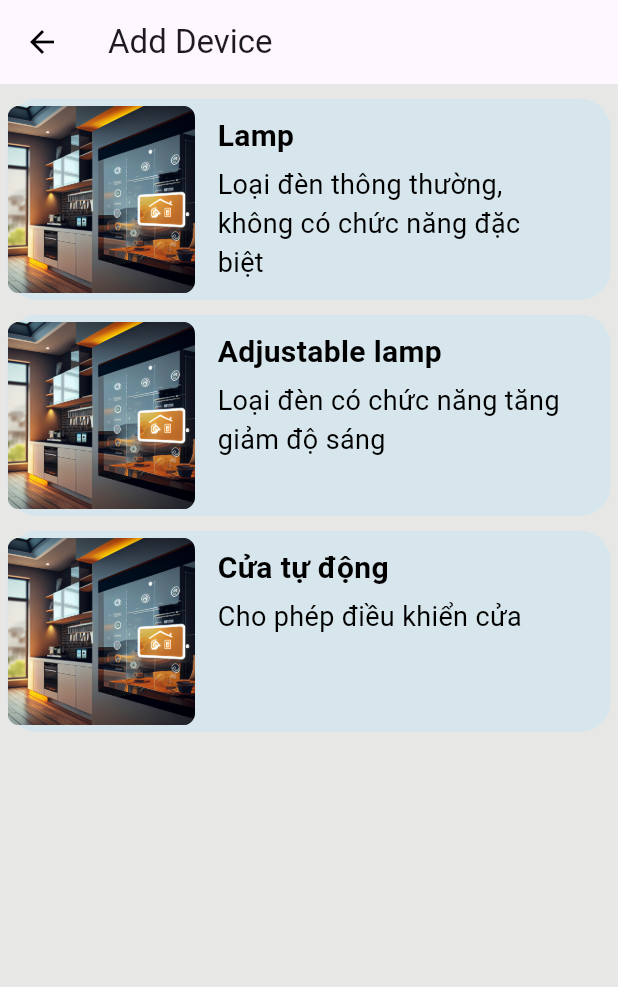
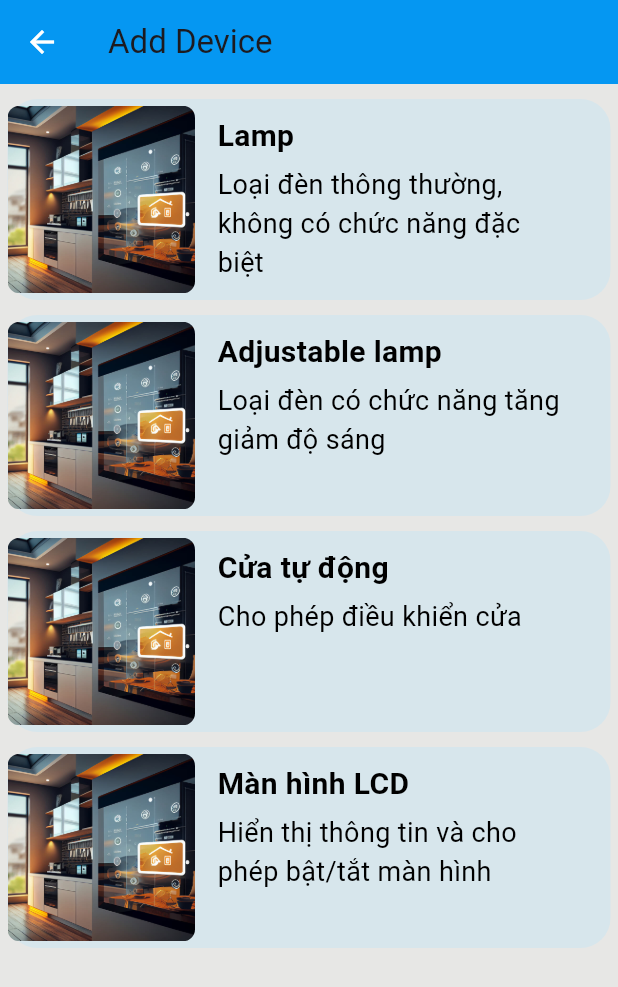
Before and after one commit to vongola-le/DoAn_Nhung, a Flutter app: the screen it shows after launch, item 2 of the bottom bar chosen, after a tap on "Add device", on a phone screen of 412 x 824 dp. Shown: the top 987 px of the screen. Run offline on Flutter 3.47's test engine with Material 3 defaults, Android fonts, the light colour scheme and no system bars; our stand-ins replace carousel_slider, chewie, cloud_firestore, firebase_core, firebase_database, video_player; accounts and stored records are empty.

Commit message:
Điều chỉnh nhẹ phần giao diện

```diff
--- a/DoAn/app_smart_house/lib/items/AllDeviceScreen.dart
+++ b/DoAn/app_smart_house/lib/items/AllDeviceScreen.dart
@@ -48,7 +48,7 @@ class _AllDevicesState extends State<AllDevices> {
     return Scaffold(
         appBar: AppBar(
           title:Text("Trang Thiết Bị"),
-          shadowColor: const Color.fromRGBO(5, 151, 242, 0),
+          backgroundColor: const Color(0xFF0597F2),
         ),
         bottomNavigationBar:const BottomMenu(index: 1),
         body: ListView(
--- a/DoAn/app_smart_house/lib/items/add_device.dart
+++ b/DoAn/app_smart_house/lib/items/add_device.dart
@@ -48,6 +48,18 @@ class _add_deviceState extends State<add_device> {
         'Cho phép điều khiển cửa',
         2
     ),
+    Station(
+        Image.asset(
+          "assets/img/h1.jpg",
+          width: 125,
+          height: 125,
+          fit: BoxFit.cover,
+
+        ),
+        'Màn hình LCD',
+        'Hiển thị thông tin và cho phép bật/tắt màn hình',
+        3
+    ),
 
   ];
 
@@ -57,9 +69,9 @@ class _add_deviceState extends State<add_device> {
     return Scaffold(
       appBar: AppBar(
         title:const Text("Add Device"),
-        shadowColor: const Color.fromRGBO(5, 151, 242,0),
+        backgroundColor: const Color(0xFF0597F2),
         leading: IconButton(
-          icon: Icon(Icons.arrow_back,color: Colors.black,),
+          icon: Icon(Icons.arrow_back,color: Colors.white,),
           onPressed: () {
             Navigator.pop(context);
           },),
--- a/DoAn/app_smart_house/lib/items/home_screen.dart
+++ b/DoAn/app_smart_house/lib/items/home_screen.dart
@@ -75,7 +75,7 @@ class _HomeScreenState extends State<HomeScreen> {
     });
     return Scaffold(
         appBar: AppBar(
-          shadowColor: const Color.fromRGBO(5, 151, 242, 0),
+          backgroundColor: const Color(0xFF0597F2),
           title: const Text(
             "Trang Chủ",
             style: TextStyle(color: Colors.white),
```
Also changed, not shown: DoAn/app_smart_house/lib/items/room_detail.dart (+4 -4 lines).
